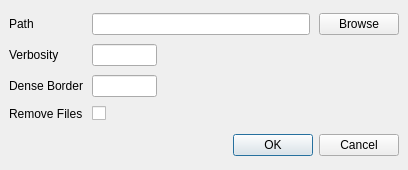
Before: the Qt Designer form crispy/gui/uis/quanty/preferences.ui in mretegan/crispy, drawn with Qt 5.
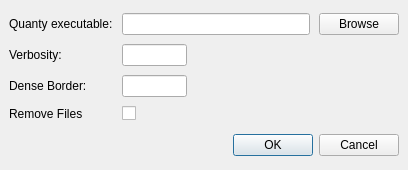
After: the same form once the commit is applied.

Commit message: clarify text fields in preferences dialog

Diff of the .ui file:
```diff
--- a/crispy/gui/uis/quanty/preferences.ui
+++ b/crispy/gui/uis/quanty/preferences.ui
@@ -72,7 +72,7 @@
      <item row="1" column="0">
       <widget class="QLabel" name="verbosityLabel">
        <property name="text">
-        <string>Verbosity</string>
+        <string>Verbosity:</string>
        </property>
       </widget>
      </item>
@@ -102,14 +102,14 @@
      <item row="0" column="0">
       <widget class="QLabel" name="pathLabel">
        <property name="text">
-        <string>Path</string>
+        <string>Quanty executable:</string>
        </property>
       </widget>
      </item>
      <item row="2" column="0">
       <widget class="QLabel" name="denseBorderLabel">
        <property name="text">
-        <string>Dense Border</string>
+        <string>Dense Border:</string>
        </property>
       </widget>
      </item>
```
